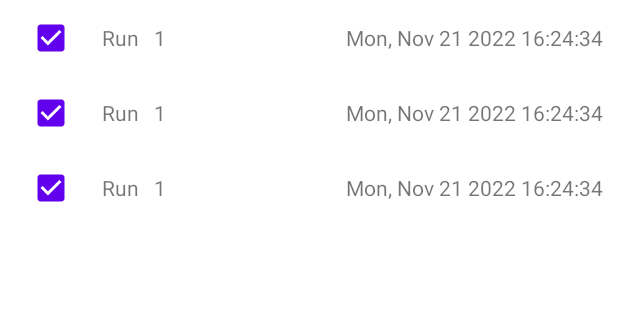
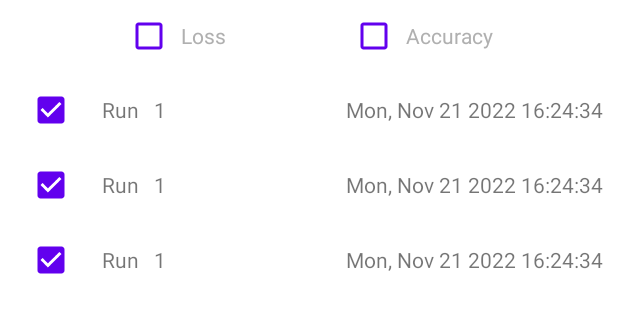
Before and after one commit to jerryreinoehl/softmax, an Android app: the layout fragment_graph_edit.xml on its own in the app's theme, with its tools: preview values and no code run, on a phone screen of 412 x 824 dp. Shown: the top 313 px of the screen. Run offline under Robolectric (Android 15) with nearby library versions, the light colour scheme and no system bars; network calls fail.

Commit message:
Add loss and accuracy switches

```diff
--- a/app/src/main/res/layout/fragment_graph_edit.xml
+++ b/app/src/main/res/layout/fragment_graph_edit.xml
@@ -7,11 +7,37 @@
     android:layout_height="match_parent"
     >
 
+    <CheckBox
+        android:id="@+id/loss_switch"
+        android:layout_width="wrap_content"
+        android:layout_height="wrap_content"
+        android:text="Loss"
+        android:textColor="#b0b0b0"
+        android:paddingLeft="5dp"
+        android:buttonTint="@color/design_default_color_primary"
+        app:layout_constraintTop_toTopOf="parent"
+        app:layout_constraintStart_toStartOf="parent"
+        app:layout_constraintEnd_toStartOf="@id/accuracy_switch"
+        />
+
+    <CheckBox
+        android:id="@+id/accuracy_switch"
+        android:layout_width="wrap_content"
+        android:layout_height="wrap_content"
+        android:text="Accuracy"
+        android:textColor="#b0b0b0"
+        android:paddingLeft="5dp"
+        android:buttonTint="@color/design_default_color_primary"
+        app:layout_constraintStart_toEndOf="@id/loss_switch"
+        app:layout_constraintBaseline_toBaselineOf="@id/loss_switch"
+        app:layout_constraintEnd_toEndOf="parent"
+        />
+
     <androidx.recyclerview.widget.RecyclerView
         android:id="@+id/recycler_view"
         android:layout_width="0dp"
         android:layout_height="0dp"
-        app:layout_constraintTop_toTopOf="parent"
+        app:layout_constraintTop_toBottomOf="@id/loss_switch"
         app:layout_constraintStart_toStartOf="parent"
         app:layout_constraintEnd_toEndOf="parent"
         app:layout_constraintBottom_toBottomOf="parent"
```
